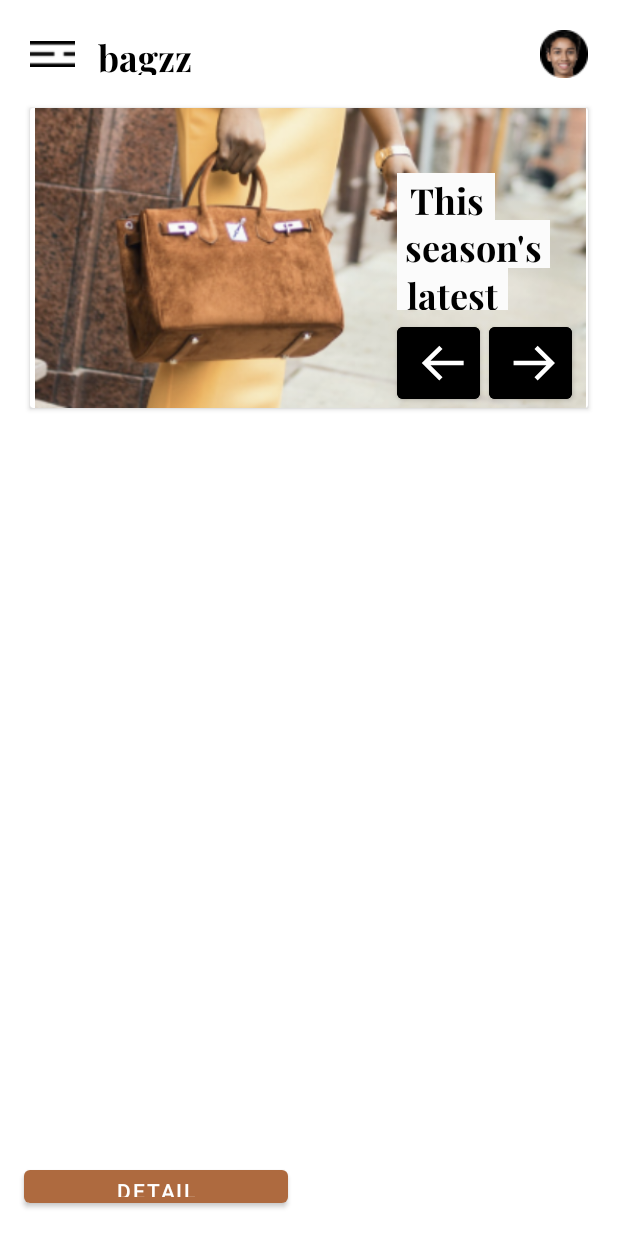
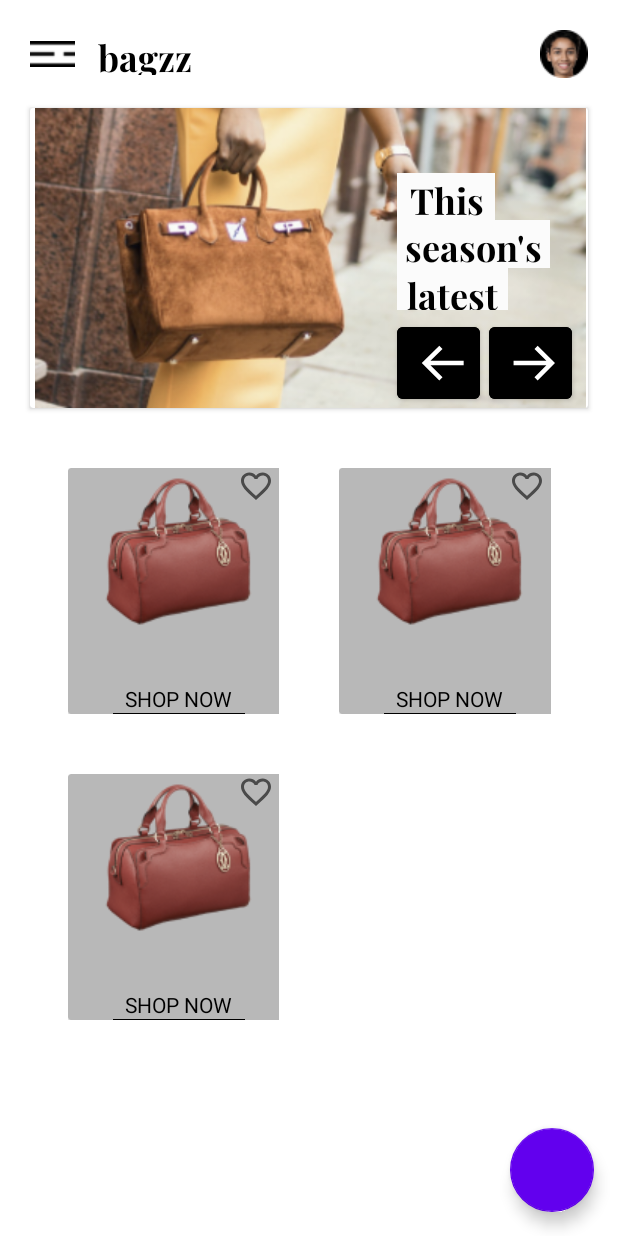
Before and after one commit to Hepsiburada-Mobil-Android-Bootcamp/GroupF-CantaSepeti, an Android app: the layout fragment_home.xml on its own in the app's theme, with its tools: preview values and no code run, on a phone screen of 412 x 824 dp. Run offline under Robolectric (Android 15) with nearby library versions, the phone set to English and light mode, and no system bars.

Commit message:
ekleme islemi

```diff
--- a/app/src/main/res/layout/fragment_home.xml
+++ b/app/src/main/res/layout/fragment_home.xml
@@ -8,18 +8,6 @@
     android:layout_width="match_parent"
     android:layout_height="match_parent"
     tools:context=".view.tabs.HomeFragment">
-
-    <Button
-        android:id="@+id/btnMove"
-        android:layout_width="176dp"
-        android:layout_height="34dp"
-        android:layout_marginHorizontal="40dp"
-        android:layout_marginStart="16dp"
-        android:layout_marginBottom="16dp"
-        android:text="DETAIL"
-        android:textColor="@color/white"
-        app:layout_constraintBottom_toBottomOf="parent"
-        app:layout_constraintStart_toStartOf="parent" />
 
     <ImageView
         android:id="@+id/imageView"
@@ -169,15 +157,29 @@
 
     <androidx.recyclerview.widget.RecyclerView
         android:id="@+id/list_recycler_view"
-        android:layout_width="367dp"
-        android:layout_height="374dp"
+        android:layout_width="362dp"
+        android:layout_height="428dp"
         android:layout_marginStart="20dp"
         android:layout_marginTop="20dp"
-
         android:layout_marginEnd="20dp"
+        app:layoutManager="androidx.recyclerview.widget.GridLayoutManager"
         app:layout_constraintEnd_toEndOf="parent"
         app:layout_constraintStart_toStartOf="parent"
-        app:layout_constraintTop_toBottomOf="@+id/cardView" />
+        app:layout_constraintTop_toBottomOf="@+id/cardView"
+        app:spanCount="2"
+        tools:listitem="@layout/item_card_design" />
+
+    <com.google.android.material.floatingactionbutton.FloatingActionButton
+        android:id="@+id/floatingActionButton"
+        android:layout_width="wrap_content"
+        android:layout_height="wrap_content"
+        android:layout_marginEnd="16dp"
+        android:layout_marginBottom="16dp"
+        android:clickable="true"
+        app:backgroundTint="@color/purple_500"
+        app:layout_constraintBottom_toBottomOf="parent"
+        app:layout_constraintEnd_toEndOf="parent"
+        />
 
 </androidx.constraintlayout.widget.ConstraintLayout>
 </layout>
--- a/app/src/main/res/layout/item_card_design.xml
+++ b/app/src/main/res/layout/item_card_design.xml
@@ -1,32 +1,34 @@
 <?xml version="1.0" encoding="utf-8"?>
-<layout>
+<layout xmlns:tools="http://schemas.android.com/tools"
+    xmlns:android="http://schemas.android.com/apk/res/android"
+    xmlns:app="http://schemas.android.com/apk/res-auto">
     <data>
         <variable
             name="product"
             type="com.android.cantasepeti.entity.Product" />
     </data>
 
-<LinearLayout xmlns:android="http://schemas.android.com/apk/res/android"
-    xmlns:app="http://schemas.android.com/apk/res-auto"
-    xmlns:tools="http://schemas.android.com/tools"
-    android:layout_width="match_parent"
-    android:layout_height="match_parent"
-    android:orientation="vertical">
+    <androidx.constraintlayout.widget.ConstraintLayout
+        android:layout_width="wrap_content"
+        android:layout_height="wrap_content"
+        android:padding="20dp">
 
         <androidx.cardview.widget.CardView
-        android:layout_width="195dp"
-        android:layout_height="221dp"
-        android:backgroundTint="#B8B8B8">
+            android:id="@+id/cardView2"
+            android:layout_width="147dp"
+            android:layout_height="164dp"
+            android:backgroundTint="#B8B8B8"
+            app:layout_constraintStart_toStartOf="parent"
+            app:layout_constraintTop_toTopOf="parent">
 
             <androidx.constraintlayout.widget.ConstraintLayout
                 android:layout_width="match_parent"
-            android:layout_height="match_parent">
+                android:layout_height="wrap_content">
 
                 <ImageView
                     android:id="@+id/imageView3"
                     android:layout_width="wrap_content"
                     android:layout_height="wrap_content"
-                android:layout_marginTop="10dp"
                     app:layout_constraintEnd_toEndOf="parent"
                     app:layout_constraintStart_toStartOf="parent"
                     app:layout_constraintTop_toTopOf="parent"
@@ -34,11 +36,8 @@
 
                 <TextView
                     android:id="@+id/artsy"
-                android:layout_width="66dp"
-                android:layout_height="31dp"
-                android:layout_alignParentLeft="true"
-                android:layout_alignParentTop="true"
-                android:layout_marginTop="10dp"
+                    android:layout_width="wrap_content"
+                    android:layout_height="wrap_content"
 
                     android:fontFamily="@font/playfair_display_bold"
                     android:gravity="center_horizontal|center_vertical"
@@ -52,16 +51,15 @@
 
                 <TextView
                     android:id="@+id/shop_now"
-                android:layout_width="77dp"
-                android:layout_height="16dp"
-                android:layout_alignParentLeft="true"
-                android:layout_alignParentTop="true"
-                android:layout_marginTop="15dp"
+                    android:layout_width="wrap_content"
+                    android:layout_height="wrap_content"
+                    android:layout_marginTop="5dp"
                     android:fontFamily="sans-serif"
                     android:gravity="center_horizontal|center_vertical"
                     android:text="@string/shop_now"
                     android:textAlignment="center"
                     android:textColor="@color/black"
+                    app:layout_constraintBottom_toTopOf="@+id/imageView4"
                     app:layout_constraintEnd_toEndOf="parent"
                     app:layout_constraintStart_toStartOf="parent"
                     app:layout_constraintTop_toBottomOf="@+id/artsy" />
@@ -70,8 +68,6 @@
                     android:id="@+id/imageView4"
                     android:layout_width="wrap_content"
                     android:layout_height="wrap_content"
-                android:layout_marginTop="10dp"
-                android:layout_marginBottom="16dp"
                     app:layout_constraintBottom_toBottomOf="parent"
                     app:layout_constraintEnd_toEndOf="parent"
                     app:layout_constraintStart_toStartOf="parent"
@@ -82,12 +78,11 @@
                     android:id="@+id/imageView5"
                     android:layout_width="wrap_content"
                     android:layout_height="wrap_content"
-                android:layout_marginTop="6dp"
                     android:layout_marginEnd="10dp"
                     app:layout_constraintEnd_toEndOf="parent"
                     app:layout_constraintTop_toTopOf="parent"
                     app:srcCompat="@drawable/ic_favoriteborder" />
             </androidx.constraintlayout.widget.ConstraintLayout>
         </androidx.cardview.widget.CardView>
-</LinearLayout>
+    </androidx.constraintlayout.widget.ConstraintLayout>
 </layout>
```
Also changed, not shown: app/src/main/java/com/android/cantasepeti/adapter/ProductHelper.kt (added, +14 -0 lines), app/src/main/java/com/android/cantasepeti/view/tabs/AddNewProductFragment.kt (added, +61 -0 lines), app/src/main/java/com/android/cantasepeti/view/tabs/HomeFragment.kt (+25 -6 lines), app/src/main/res/drawable/ic_baseline_add_24.xml (added, +10 -0 lines), app/src/main/res/layout/fragment_add_new_product.xml (added, +48 -0 lines), app/src/main/res/navigation/nav_graph.xml (+11 -3 lines). Lines whose indentation alone changed are shown as unchanged.
